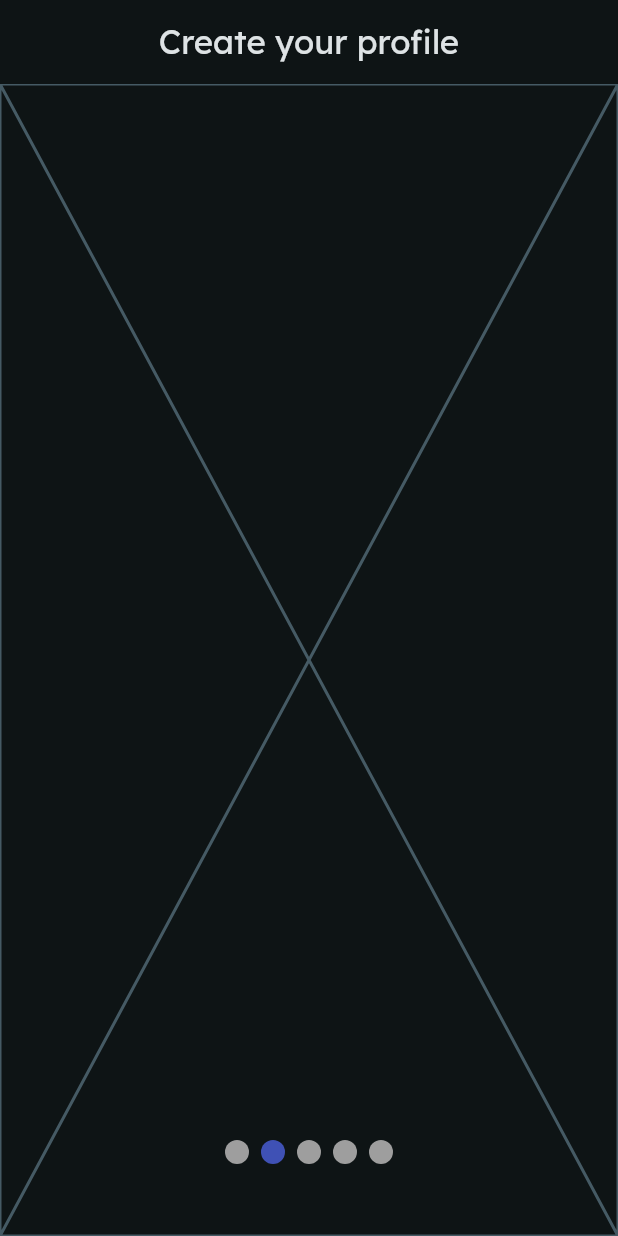
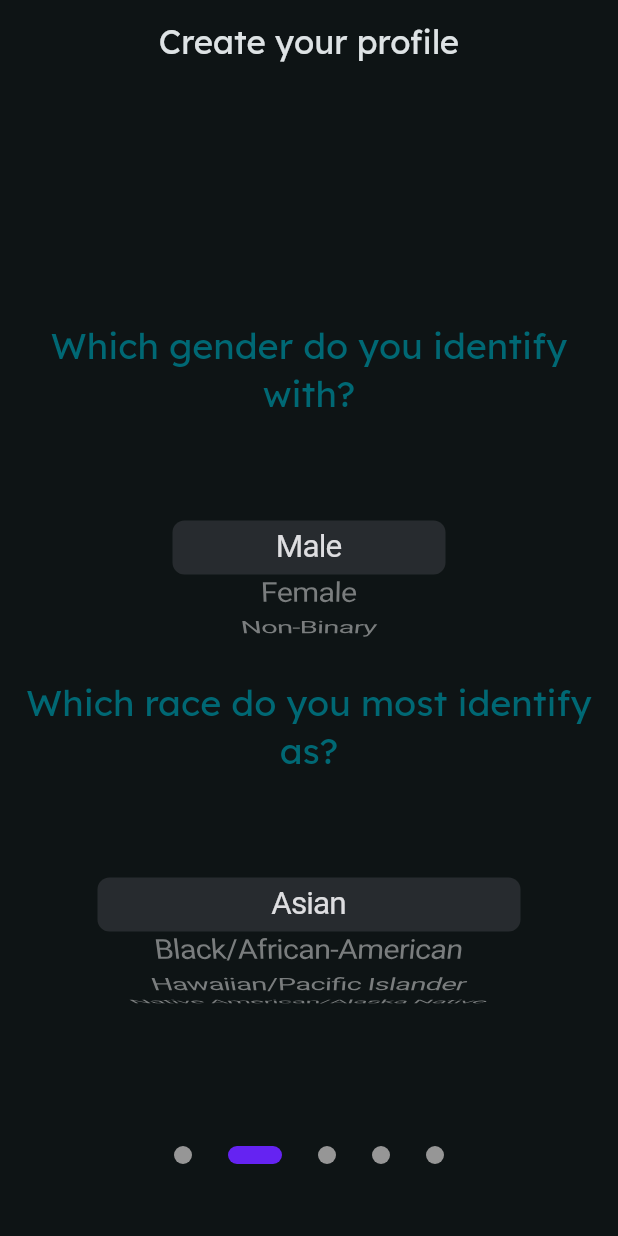
Before and after one commit to DCXan/apolli, a Flutter app: the screen it shows after launch, swiped to page 2, on a phone screen of 412 x 824 dp. Run offline on Flutter 3.47's test engine with Material 3 defaults, Android fonts, the phone set to English and light mode, and no system bars; drawn by our look-alikes of smooth_page_indicator; our stand-ins replace google_fonts.

Commit message:
onboarding page updates

```diff
--- a/apolli/lib/onboarding/onboarding_flow.dart
+++ b/apolli/lib/onboarding/onboarding_flow.dart
@@ -14,7 +14,8 @@ class OnboardingFlow extends StatefulWidget {
 }
 
 class _OnboardingFlowState extends State<OnboardingFlow> {
-  final _controller = PageController(initialPage: 0); // needed to control the page indicator
+  final _controller =
+      PageController(initialPage: 0); // needed to control the page indicator
 
   void _goToPage(index) {
     _controller.animateToPage(index,
@@ -46,12 +47,19 @@ class _OnboardingFlowState extends State<OnboardingFlow> {
             alignment: Alignment.bottomCenter,
             padding: const EdgeInsets.only(bottom: 48),
             child: SmoothPageIndicator(
+              effect: const ExpandingDotsEffect(
+                  spacing: 24,
+                  dotWidth: 12,
+                  dotHeight: 12,
+                  dotColor: Color.fromARGB(255, 150, 150, 150),
+                  activeDotColor: Color.fromARGB(255, 101, 35, 242)),
               onDotClicked: (index) {
                 _goToPage(index);
               },
               controller: _controller,
               count: 5,
-              ))
+            ),
+          )
         ],
       ),
     );
--- a/apolli/lib/onboarding/onboarding_page2.dart
+++ b/apolli/lib/onboarding/onboarding_page2.dart
@@ -1,3 +1,4 @@
+import 'package:flutter/cupertino.dart';
 import 'package:flutter/material.dart';
 
 class OnboardingPage2 extends StatelessWidget {
@@ -5,6 +6,94 @@ class OnboardingPage2 extends StatelessWidget {
 
   @override
   Widget build(BuildContext context) {
-    return const Placeholder();
+    List<DropdownMenuItem<String>> genderOptions = const [
+      DropdownMenuItem(
+        alignment: Alignment.center,
+        value: "male",
+        child: Text("Male"),
+      ),
+      DropdownMenuItem(
+        alignment: Alignment.center,
+        value: "female",
+        child: Text("Female"),
+      ),
+      DropdownMenuItem(
+        alignment: Alignment.center,
+        value: "nonbinary",
+        child: Text("Non-Binary"),
+      ),
+    ];
+
+    List<DropdownMenuItem<String>> raceOptions = const [
+      DropdownMenuItem(
+        alignment: Alignment.center,
+        value: "asian",
+        child: Text("Asian"),
+      ),
+      DropdownMenuItem(
+        alignment: Alignment.center,
+        value: "black",
+        child: Text("Black/African-American"),
+      ),
+      DropdownMenuItem(
+        alignment: Alignment.center,
+        value: "hawaiian",
+        child: Text("Hawaiian/Pacific Islander"),
+      ),
+      DropdownMenuItem(
+        alignment: Alignment.center,
+        value: "native_american",
+        child: Text("Native American/Alaska Native"),
+      ),
+      DropdownMenuItem(
+        alignment: Alignment.center,
+        value: "white",
+        child: Text("White/Caucasian"),
+      ),
+    ];
+
+    return Container(
+      color: Theme.of(context).primaryColor,
+      child: Column(
+        mainAxisAlignment: MainAxisAlignment.center,
+        children: [
+          Padding(
+            padding: const EdgeInsets.symmetric(horizontal: 12, vertical: 12),
+            child: Text(
+              'Which gender do you identify with?',
+              style: Theme.of(context).textTheme.headlineSmall!.copyWith(
+                    color: Theme.of(context).colorScheme.inversePrimary,
+                  ),
+              textAlign: TextAlign.center,
+            ),
+          ),
+          SizedBox(
+            height: 150,
+            width: 200,
+            child: CupertinoPicker(
+                itemExtent: 36,
+                onSelectedItemChanged: (int itemIndex) {},
+                children: genderOptions),
+          ),
+          Padding(
+            padding: const EdgeInsets.symmetric(horizontal: 12, vertical: 12),
+            child: Text(
+              'Which race do you most identify as?',
+              style: Theme.of(context).textTheme.headlineSmall!.copyWith(
+                    color: Theme.of(context).colorScheme.inversePrimary,
+                  ),
+              textAlign: TextAlign.center,
+            ),
+          ),
+          SizedBox(
+              height: 150,
+              width: 300,
+              child: CupertinoPicker(
+                  itemExtent: 36,
+                  onSelectedItemChanged: (int itemIndex) {},
+                  children: raceOptions)),
+        ],
+      ),
+    );
   }
 }
```
Lines whose indentation alone changed are shown as unchanged.
